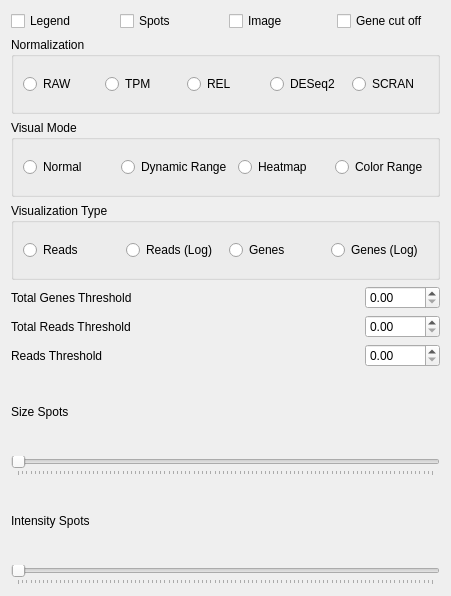
First picture: the form in assets/ui/SettingsWidget.ui, repository jfnavarro/st_viewer, before the edit.
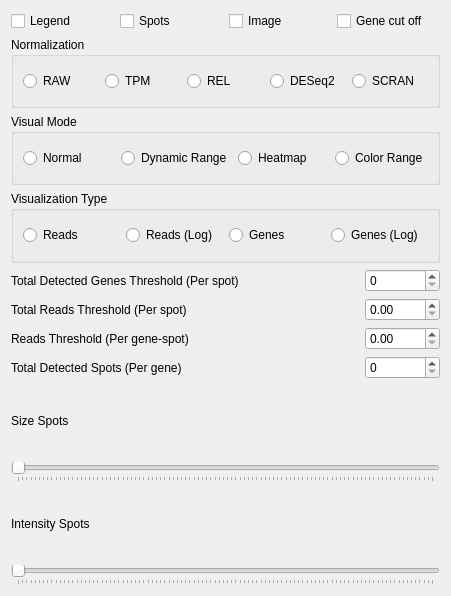
Second picture: the form after the edit.

Diff of the .ui file:
```diff
--- a/assets/ui/SettingsWidget.ui
+++ b/assets/ui/SettingsWidget.ui
@@ -202,7 +202,7 @@
      <item>
       <widget class="QLabel" name="label">
        <property name="text">
-        <string>Total Genes Threshold</string>
+        <string>Total Detected Genes Threshold (Per spot)</string>
        </property>
       </widget>
      </item>
@@ -220,7 +220,7 @@
       </spacer>
      </item>
      <item>
-      <widget class="QDoubleSpinBox" name="genes_threshold">
+      <widget class="QSpinBox" name="genes_threshold">
        <property name="minimumSize">
         <size>
          <width>75</width>
@@ -242,7 +242,7 @@
      <item>
       <widget class="QLabel" name="label_2">
        <property name="text">
-        <string>Total Reads Threshold</string>
+        <string>Total Reads Threshold (Per spot)</string>
        </property>
       </widget>
      </item>
@@ -282,7 +282,7 @@
      <item>
       <widget class="QLabel" name="label_4">
        <property name="text">
-        <string>Reads Threshold</string>
+        <string>Reads Threshold (Per gene-spot)</string>
        </property>
       </widget>
      </item>
@@ -318,13 +318,53 @@
     </layout>
    </item>
    <item row="7" column="0">
+    <layout class="QHBoxLayout" name="horizontalLayout_8">
+     <item>
+      <widget class="QLabel" name="label_6">
+       <property name="text">
+        <string>Total Detected Spots (Per gene)</string>
+       </property>
+      </widget>
+     </item>
+     <item>
+      <spacer name="horizontalSpacer_4">
+       <property name="orientation">
+        <enum>Qt::Horizontal</enum>
+       </property>
+       <property name="sizeHint" stdset="0">
+        <size>
+         <width>40</width>
+         <height>20</height>
+        </size>
+       </property>
+      </spacer>
+     </item>
+     <item>
+      <widget class="QSpinBox" name="spots_threshold">
+       <property name="minimumSize">
+        <size>
+         <width>75</width>
+         <height>0</height>
+        </size>
+       </property>
+       <property name="maximumSize">
+        <size>
+         <width>75</width>
+         <height>16777215</height>
+        </size>
+       </property>
+      </widget>
+     </item>
+    </layout>
+   </item>
+   <item row="8" column="0">
     <widget class="QLabel" name="label_3">
      <property name="text">
       <string>Size Spots</string>
      </property>
     </widget>
    </item>
-   <item row="8" column="0">
+   <item row="9" column="0">
     <widget class="QSlider" name="spots_size">
      <property name="orientation">
       <enum>Qt::Horizontal</enum>
@@ -337,14 +377,14 @@
      </property>
     </widget>
    </item>
-   <item row="9" column="0">
+   <item row="10" column="0">
     <widget class="QLabel" name="label_5">
      <property name="text">
       <string>Intensity Spots</string>
      </property>
     </widget>
    </item>
-   <item row="10" column="0">
+   <item row="11" column="0">
     <widget class="QSlider" name="spots_intensity">
      <property name="orientation">
       <enum>Qt::Horizontal</enum>
```
